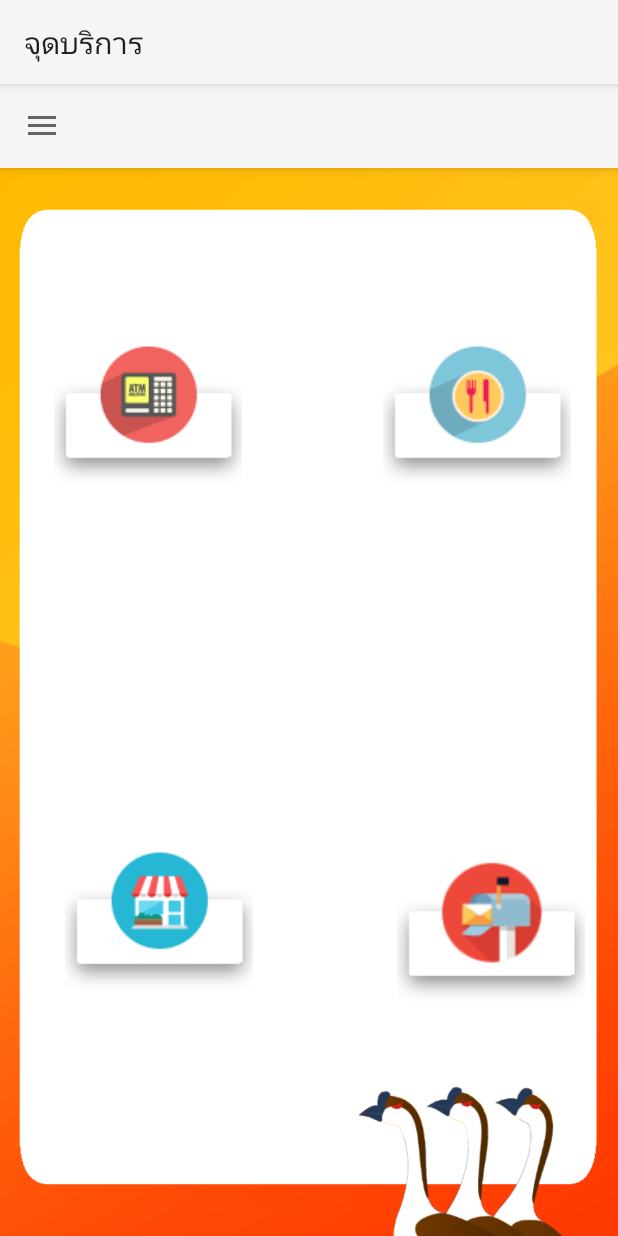
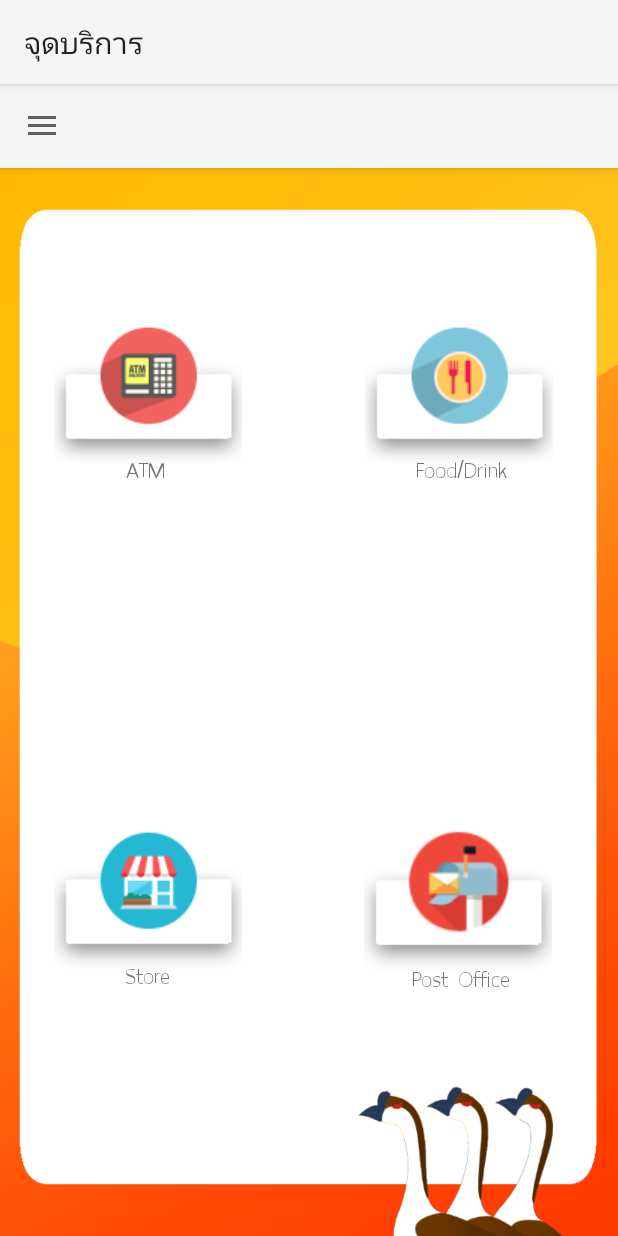
Before and after one commit to orbitalno11/Project_UniGo_2, an Android app: the fragment Facili placed in its activity, on a phone screen of 412 x 824 dp. Run offline under Robolectric (Android 15) with nearby library versions, the phone set to English and light mode, and no system bars; 1 statement that could not run was skipped.

Commit message:
change bg and etc.

```diff
--- a/app/src/main/java/com/oop/css22/unigo/Food.java
+++ b/app/src/main/java/com/oop/css22/unigo/Food.java
@@ -68,7 +68,7 @@ public class Food extends Fragment implements droplist {
     @Override
     public String selectedItem(String item) {
         switch (item) {
-            case "อาตารเรียนรวม 4":
+            case "อาคารเรียนรวม 4":
                 return readFile("f (1).txt");
             case "ตึกจอดรถ 14 ชั้น":
                 return readFile("f (2).txt");
@@ -80,7 +80,7 @@ public class Food extends Fragment implements droplist {
                 return readFile("f (5).txt");
             case "อาคารเรียนรวม 1":
                 return readFile("f (6).txt");
-            case "บ้านธรรมษา 1":
+            case "บ้านธรรมรักษา 1":
                 return readFile("f (7).txt");
             case "บ้านธรรมรักษา 2":
                 return readFile("f (8).txt");
--- a/app/src/main/res/layout/fragment_facili.xml
+++ b/app/src/main/res/layout/fragment_facili.xml
@@ -14,40 +14,90 @@ tools:context=".Facili">
         android:layout_height="wrap_content"
         android:layout_alignStart="@+id/shop"
         android:layout_alignTop="@+id/food"
+        android:layout_marginStart="0dp"
+        android:layout_marginTop="0dp"
         android:background="@android:color/transparent"
         android:src="@drawable/atm" />
 
     <ImageButton
         android:id="@+id/food"
-        android:layout_width="wrap_content"
+        android:layout_width="137dp"
         android:layout_height="wrap_content"
         android:layout_alignParentTop="true"
         android:layout_alignParentEnd="true"
-        android:layout_marginTop="100dp"
-        android:layout_marginEnd="31dp"
+        android:layout_marginTop="87dp"
+        android:layout_marginEnd="37dp"
         android:background="@android:color/transparent"
         android:src="@drawable/food" />
 
     <ImageButton
         android:id="@+id/shop"
-        android:layout_width="139dp"
-        android:layout_height="142dp"
+        android:layout_width="wrap_content"
+        android:layout_height="115dp"
         android:layout_alignParentStart="true"
         android:layout_alignParentBottom="true"
         android:layout_marginStart="36dp"
-        android:layout_marginBottom="141dp"
+        android:layout_marginBottom="168dp"
         android:background="@android:color/transparent"
         android:src="@drawable/shop" />
 
     <ImageButton
         android:id="@+id/post"
-        android:layout_width="wrap_content"
+        android:layout_width="137dp"
         android:layout_height="wrap_content"
         android:layout_alignParentEnd="true"
         android:layout_alignParentBottom="true"
-        android:layout_marginEnd="22dp"
-        android:layout_marginBottom="141dp"
+        android:layout_marginEnd="38dp"
+        android:layout_marginBottom="162dp"
         android:background="@android:color/transparent"
         android:src="@drawable/post" />
 
+    <TextView
+        android:id="@+id/textView"
+        android:layout_width="wrap_content"
+        android:layout_height="wrap_content"
+        android:layout_alignBottom="@+id/atm"
+        android:layout_alignParentStart="true"
+        android:layout_marginStart="84dp"
+        android:layout_marginBottom="-2dp"
+        android:text="ATM"
+        android:fontFamily="@font/thaisansnueue"
+        android:textSize="20dp"/>
+
+    <TextView
+        android:id="@+id/textView2"
+        android:layout_width="wrap_content"
+        android:layout_height="wrap_content"
+        android:layout_alignTop="@+id/textView"
+        android:layout_alignParentEnd="true"
+        android:layout_marginTop="0dp"
+        android:layout_marginEnd="73dp"
+        android:fontFamily="@font/thaisansnueue"
+        android:text="Food/Drink"
+        android:textSize="20dp" />
+
+    <TextView
+        android:id="@+id/textView8"
+        android:layout_width="wrap_content"
+        android:layout_height="wrap_content"
+        android:layout_alignBottom="@+id/post"
+        android:layout_alignParentStart="true"
+        android:layout_marginStart="83dp"
+        android:layout_marginBottom="-2dp"
+        android:text="Store"
+        android:fontFamily="@font/thaisansnueue"
+        android:textSize="20dp"/>
+
+    <TextView
+        android:id="@+id/textView9"
+        android:layout_width="wrap_content"
+        android:layout_height="wrap_content"
+        android:layout_alignStart="@+id/textView2"
+        android:layout_alignTop="@+id/textView8"
+        android:layout_marginStart="-2dp"
+        android:layout_marginTop="2dp"
+        android:fontFamily="@font/thaisansnueue"
+        android:text="Post Office"
+        android:textSize="20dp" />
+
 </RelativeLayout>
```
Also changed, not shown: app/src/main/res/layout/fragment_atm.xml (+9 -9 lines), app/src/main/res/layout/fragment_food2.xml (+9 -9 lines), app/src/main/res/layout/fragment_post.xml (+13 -8 lines), app/src/main/res/layout/fragment_shop.xml (+8 -8 lines), app/src/main/res/drawable/atmbg.jpg (added), app/src/main/res/drawable/btn_ebus.png, app/src/main/res/drawable/btn_service.png, app/src/main/res/drawable/foodbg.jpg (added), app/src/main/res/drawable/shopbg.jpg (added).
